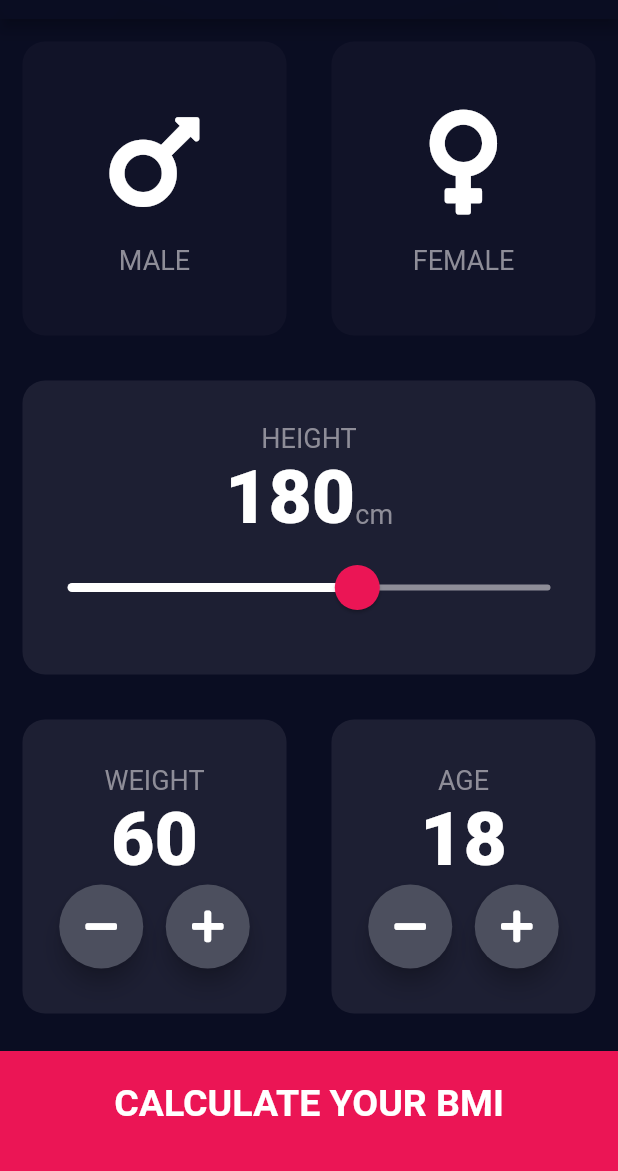
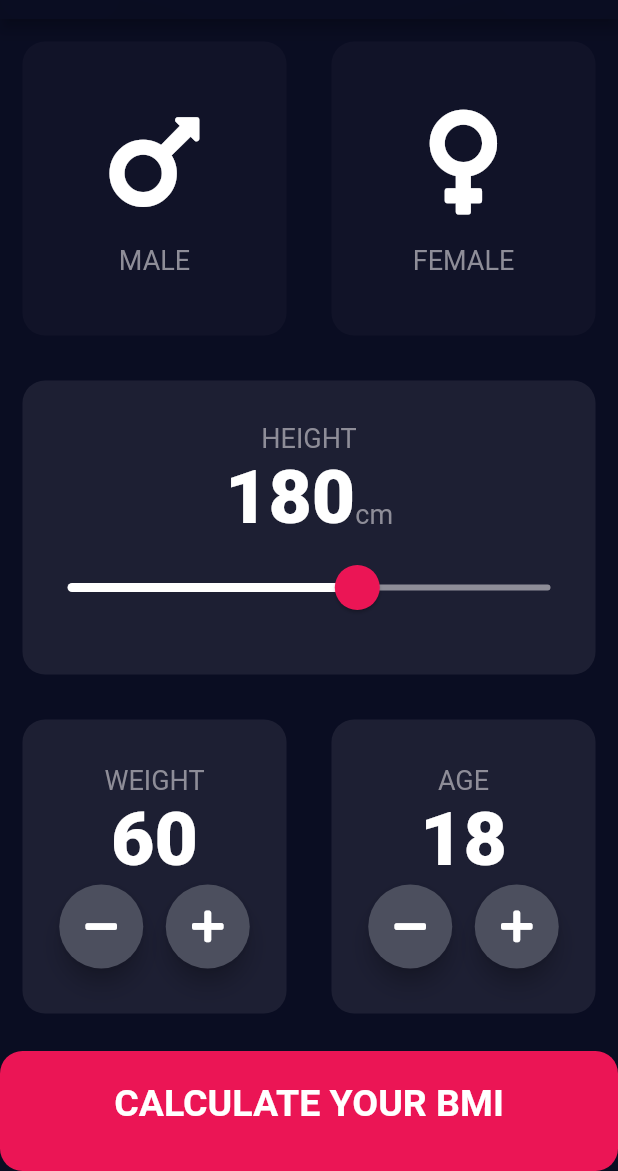
Before and after one commit to Nuri801/BMI_Fixer, a Flutter app: the screen it shows after launch, on a phone screen of 412 x 824 dp, the part 65-1236 px from its top. Run offline on Flutter 3.47's test engine with Material 2 defaults, Android fonts, the phone set to English and light mode, and no system bars; our stand-ins replace font_awesome_flutter.

```diff
--- a/lib/bottom_button.dart
+++ b/lib/bottom_button.dart
@@ -12,6 +12,10 @@ class BottomButton extends StatelessWidget {
     return GestureDetector(
       onTap: onTap,
       child: Container(
+        decoration: BoxDecoration(
+          color: kBottomContainerColor,
+          borderRadius: BorderRadius.circular(15.0),
+        ),
         child: Center(
           child: Text(
             buttonTitle,
@@ -19,9 +23,8 @@ class BottomButton extends StatelessWidget {
           ),
         ),
         padding: EdgeInsets.only(bottom: 10.0),
-        color: kBottomContainerColor,
         margin: EdgeInsets.only(top: 10.0),
-        width: double.infinity,
+        // width: double.infinity,
         height: kBottomContainerHeight,
       ),
     );
--- a/lib/input_page.dart
+++ b/lib/input_page.dart
@@ -50,7 +50,7 @@ class _InputPageState extends State<InputPage> {
             });
           },
           elevation: 100,
-          shape: RoundedRectangleBorder(borderRadius: BorderRadius.all(Radius.circular(10.0))),
+          shape: RoundedRectangleBorder(borderRadius: BorderRadius.all(Radius.circular(15.0))),
           constraints: BoxConstraints.tightFor(width: 56.0, height: 56.0),
           fillColor: Color(0xFF0A0D22),
         ),
@@ -68,7 +68,7 @@ class _InputPageState extends State<InputPage> {
               });
             },
             elevation: 100,
-            shape: RoundedRectangleBorder(borderRadius: BorderRadius.all(Radius.circular(10.0))),
+            shape: RoundedRectangleBorder(borderRadius: BorderRadius.all(Radius.circular(15.0))),
             constraints: BoxConstraints.tightFor(width: 80, height: 56.0),
             fillColor: Color(0xFF0A0D22),
           ),
```
